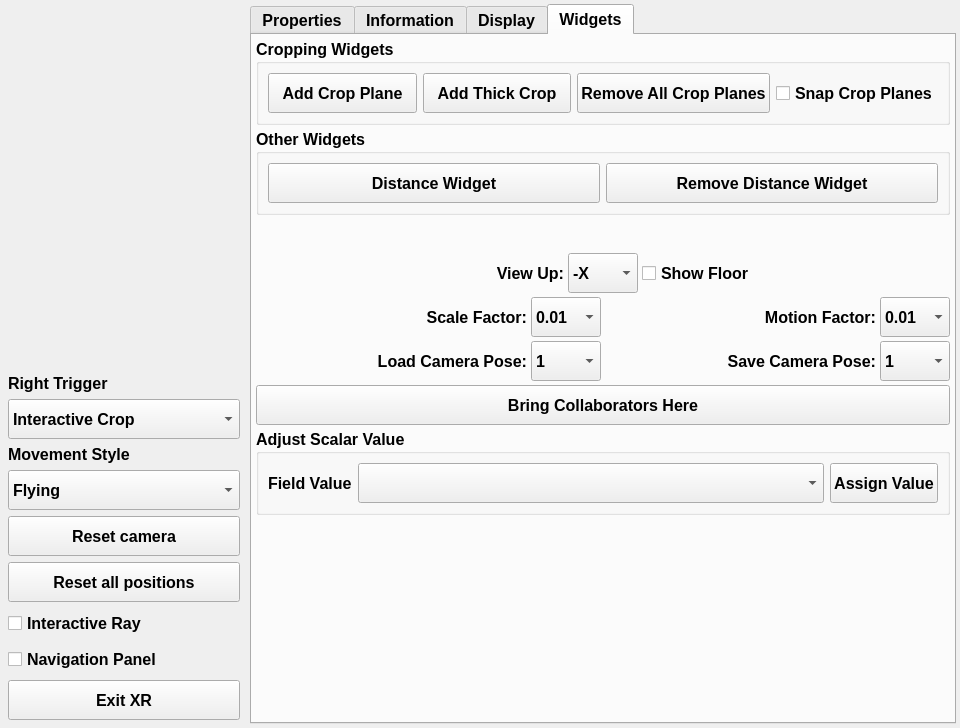
Before: the Qt Designer form Plugins/XRInterface/Plugin/pqXRInterfaceControls.ui in Kitware/ParaView, drawn with Qt 5.
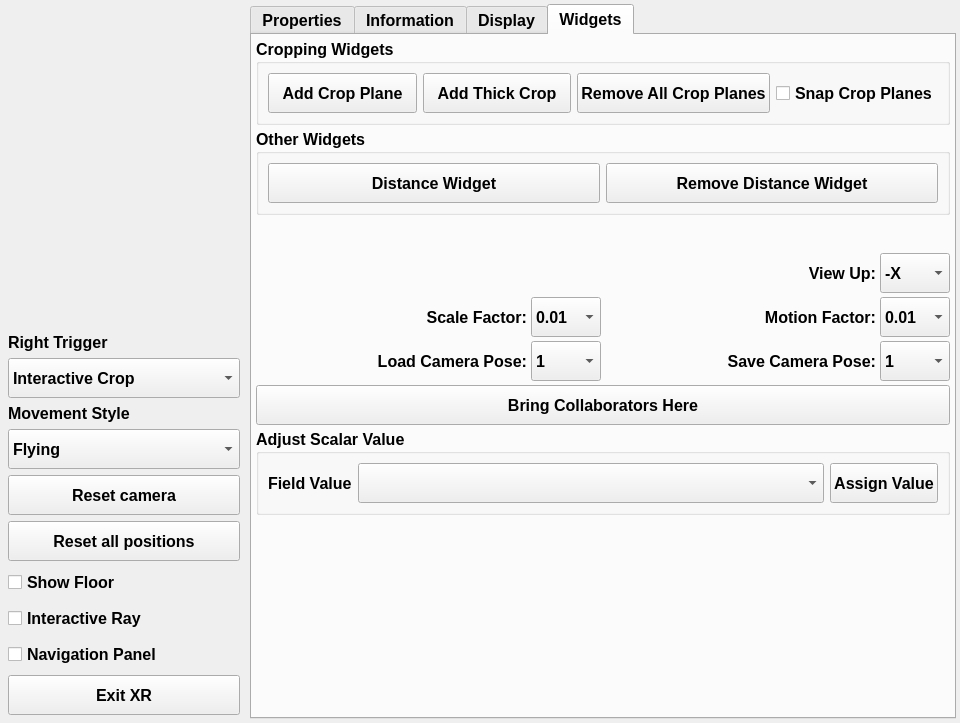
After: the same form once the commit is applied. Custom widgets are drawn as their Qt base class.

Commit message:
XRInterface: Fix initial values between successive XR views
Some properties in the XR menu would not reset upon quitting and relaunching
an XR session, despite the actual values being reset.
Additionally, the property "Show Floor" is now activated by default.

The edit to the form file:
```diff
--- a/Plugins/XRInterface/Plugin/pqXRInterfaceControls.ui
+++ b/Plugins/XRInterface/Plugin/pqXRInterfaceControls.ui
@@ -75,7 +75,7 @@
         <property name="minimumSize">
          <size>
           <width>0</width>
-          <height>360</height>
+          <height>250</height>
          </size>
         </property>
         <property name="contextMenuPolicy">
@@ -197,6 +197,19 @@
         </property>
        </widget>
       </item>
+      <item>
+       <widget class="QCheckBox" name="showFloorCheckbox">
+        <property name="minimumSize">
+         <size>
+          <width>0</width>
+          <height>30</height>
+         </size>
+        </property>
+        <property name="text">
+         <string>Show Floor</string>
+        </property>
+       </widget>
+      </item>
       <item>
        <widget class="QCheckBox" name="interactiveRay">
         <property name="minimumSize">
@@ -218,18 +231,9 @@
           <height>30</height>
          </size>
         </property>
-        <property name="styleSheet">
-         <string notr="true"/>
-        </property>
         <property name="text">
          <string>Navigation Panel</string>
         </property>
-        <property name="iconSize">
-         <size>
-          <width>16</width>
-          <height>16</height>
-         </size>
-        </property>
        </widget>
       </item>
       <item>
@@ -593,27 +597,6 @@
            </item>
           </widget>
          </item>
-         <item>
-          <widget class="QCheckBox" name="showFloorCheckbox">
-           <property name="minimumSize">
-            <size>
-             <width>0</width>
-             <height>40</height>
-            </size>
-           </property>
-           <property name="font">
-            <font>
-             <family>Arial</family>
-             <pointsize>12</pointsize>
-             <weight>75</weight>
-             <bold>true</bold>
-            </font>
-           </property>
-           <property name="text">
-            <string>Show Floor</string>
-           </property>
-          </widget>
-         </item>
         </layout>
        </item>
        <item>
```
The commit also changes 4 other files.
